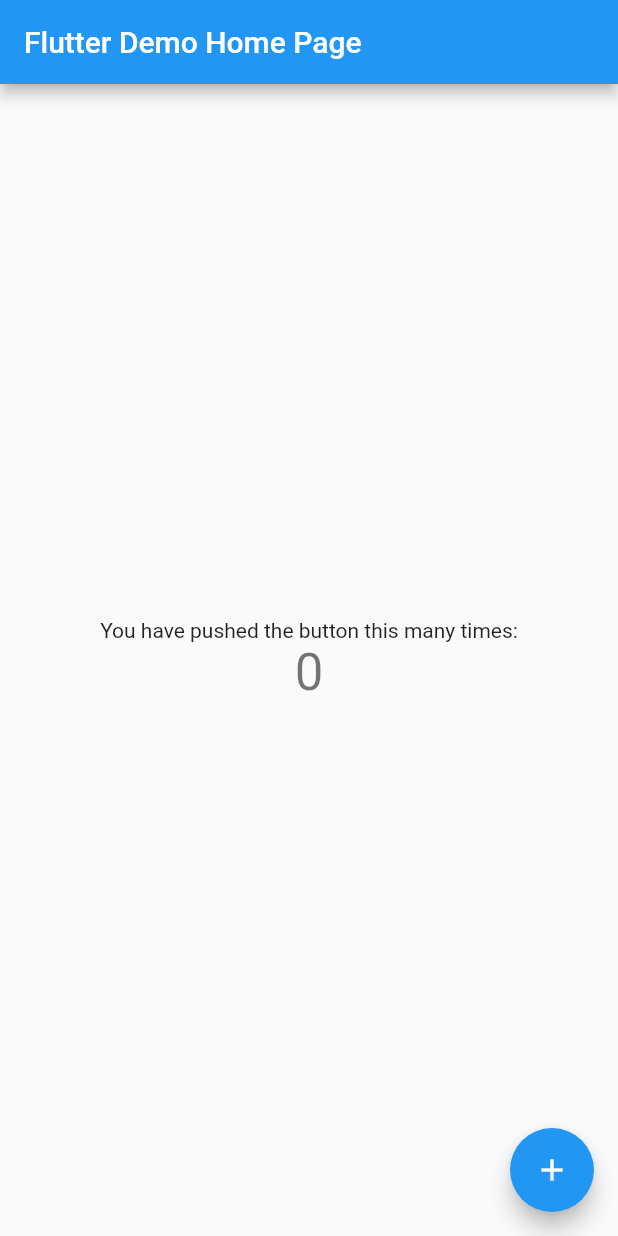
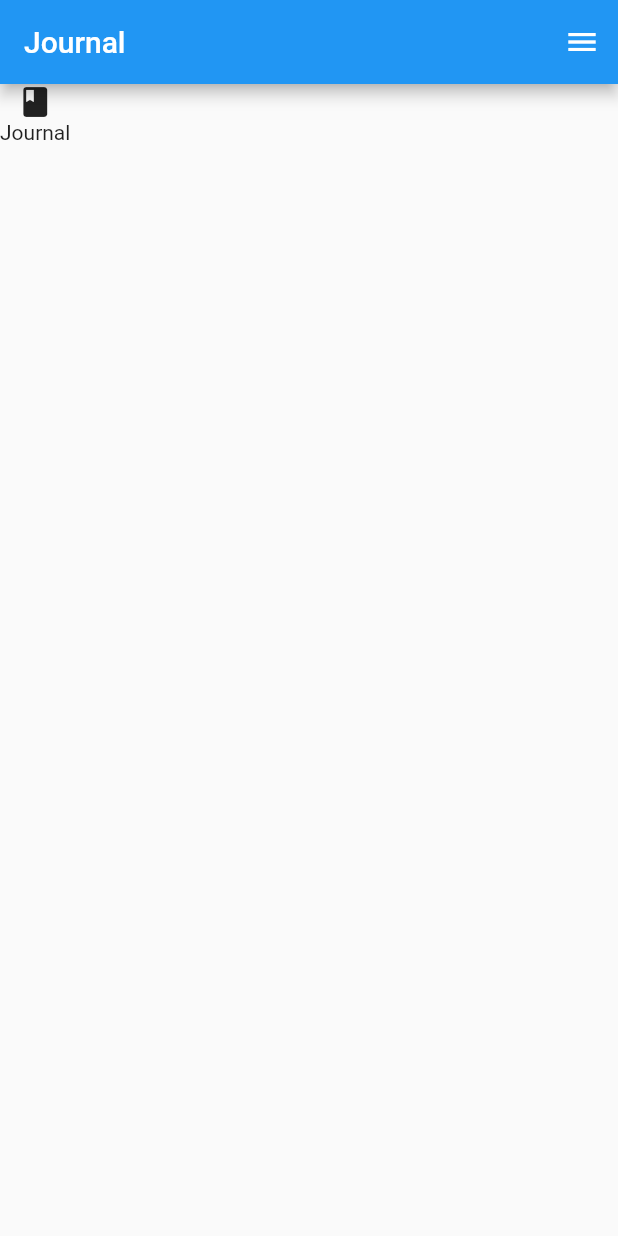
Before and after one commit to anderja8/flutterJournal, a Flutter app: the screen it shows after launch, on a phone screen of 412 x 824 dp. Run offline on Flutter 3.47's test engine with Material 2 defaults, Android fonts, the phone set to English and light mode, and no system bars; our stand-ins replace shared_preferences; statements that could not run were skipped.

Commit message:
My first crack at a rough outline. The emulator won' t even start :(

```diff
--- /dev/null
+++ b/lib/App.dart
@@ -0,0 +1,40 @@
+import 'package:flutter/material.dart';
+import 'package:shared_preferences/shared_preferences.dart';
+import 'EntriesScreen.dart';
+import 'WelcomeScreen.dart';
+
+class App extends StatefulWidget {
+  static const THEME_KEY = 'isDarkTheme';
+  static final routes = {
+    EntriesScreen.routeName: (context) => EntriesScreen(),
+    WelcomeScreen.routeName: (context) => WelcomeScreen(),
+  };
+  final SharedPreferences preferences;
+
+  App({Key key, @required this.preferences}) : super(key: key);
+
+  bool get isDarkMode => preferences.getBool(THEME_KEY) ?? false;
+
+  @override
+  _AppState createState() => _AppState();
+}
+
+class _AppState extends State<App> {
+  ThemeData appTheme;
+
+  void initState() {
+    super.initState();
+    widget.preferences.getBool(App.THEME_KEY)
+        ? appTheme = ThemeData.dark()
+        : appTheme = ThemeData.light();
+  }
+
+  @override
+  Widget build(BuildContext context) {
+    return MaterialApp(
+        title: 'Journal',
+        theme: appTheme,
+        routes: App.routes,
+        home: WelcomeScreen());
+  }
+}
--- /dev/null
+++ b/lib/WelcomeScreen.dart
@@ -0,0 +1,14 @@
+import 'package:flutter/material.dart';
+import 'ThemeSelectorDrawer.dart';
+
+class WelcomeScreen extends StatelessWidget {
+  static String routeName = 'welcome';
+
+  @override
+  Widget build(BuildContext context) {
+    return Scaffold(
+        appBar: AppBar(title: const Text('Journal')),
+        endDrawer: ThemeSelectorDrawer(),
+        body: Column(children: [Icon(Icons.book), Text('Journal')]));
+  }
+}
--- a/lib/main.dart
+++ b/lib/main.dart
@@ -1,117 +1,7 @@
 import 'package:flutter/material.dart';
+import 'package:shared_preferences/shared_preferences.dart';
+import 'App.dart';
 
-void main() {
-  runApp(MyApp());
+void main() async {
+  runApp(App(preferences: await SharedPreferences.getInstance()));
 }
-
-class MyApp extends StatelessWidget {
-  // This widget is the root of your application.
-  @override
-  Widget build(BuildContext context) {
-    return MaterialApp(
-      title: 'Flutter Demo',
-      theme: ThemeData(
-        // This is the theme of your application.
-        //
-        // Try running your application with "flutter run". You'll see the
-        // application has a blue toolbar. Then, without quitting the app, try
-        // changing the primarySwatch below to Colors.green and then invoke
-        // "hot reload" (press "r" in the console where you ran "flutter run",
-        // or simply save your changes to "hot reload" in a Flutter IDE).
-        // Notice that the counter didn't reset back to zero; the application
-        // is not restarted.
-        primarySwatch: Colors.blue,
-        // This makes the visual density adapt to the platform that you run
-        // the app on. For desktop platforms, the controls will be smaller and
-        // closer together (more dense) than on mobile platforms.
-        visualDensity: VisualDensity.adaptivePlatformDensity,
-      ),
-      home: MyHomePage(title: 'Flutter Demo Home Page'),
-    );
-  }
-}
-
-class MyHomePage extends StatefulWidget {
-  MyHomePage({Key key, this.title}) : super(key: key);
-
-  // This widget is the home page of your application. It is stateful, meaning
-  // that it has a State object (defined below) that contains fields that affect
-  // how it looks.
-
-  // This class is the configuration for the state. It holds the values (in this
-  // case the title) provided by the parent (in this case the App widget) and
-  // used by the build method of the State. Fields in a Widget subclass are
-  // always marked "final".
-
-  final String title;
-
-  @override
-  _MyHomePageState createState() => _MyHomePageState();
-}
-
-class _MyHomePageState extends State<MyHomePage> {
-  int _counter = 0;
-
-  void _incrementCounter() {
-    setState(() {
-      // This call to setState tells the Flutter framework that something has
-      // changed in this State, which causes it to rerun the build method below
-      // so that the display can reflect the updated values. If we changed
-      // _counter without calling setState(), then the build method would not be
-      // called again, and so nothing would appear to happen.
-      _counter++;
-    });
-  }
-
-  @override
-  Widget build(BuildContext context) {
-    // This method is rerun every time setState is called, for instance as done
-    // by the _incrementCounter method above.
-    //
-    // The Flutter framework has been optimized to make rerunning build methods
-    // fast, so that you can just rebuild anything that needs updating rather
-    // than having to individually change instances of widgets.
-    return Scaffold(
-      appBar: AppBar(
-        // Here we take the value from the MyHomePage object that was created by
-        // the App.build method, and use it to set our appbar title.
-        title: Text(widget.title),
-      ),
-      body: Center(
-        // Center is a layout widget. It takes a single child and positions it
-        // in the middle of the parent.
-        child: Column(
-          // Column is also a layout widget. It takes a list of children and
-          // arranges them vertically. By default, it sizes itself to fit its
-          // children horizontally, and tries to be as tall as its parent.
-          //
-          // Invoke "debug painting" (press "p" in the console, choose the
-          // "Toggle Debug Paint" action from the Flutter Inspector in Android
-          // Studio, or the "Toggle Debug Paint" command in Visual Studio Code)
-          // to see the wireframe for each widget.
-          //
-          // Column has various properties to control how it sizes itself and
-          // how it positions its children. Here we use mainAxisAlignment to
-          // center the children vertically; the main axis here is the vertical
-          // axis because Columns are vertical (the cross axis would be
-          // horizontal).
-          mainAxisAlignment: MainAxisAlignment.center,
-          children: <Widget>[
-            Text(
-              'You have pushed the button this many times:',
-            ),
-            Text(
-              '$_counter',
-              style: Theme.of(context).textTheme.headline4,
-            ),
-          ],
-        ),
-      ),
-      floatingActionButton: FloatingActionButton(
-        onPressed: _incrementCounter,
-        tooltip: 'Increment',
-        child: Icon(Icons.add),
-      ), // This trailing comma makes auto-formatting nicer for build methods.
-    );
-  }
-}
```
Also changed, not shown: lib/EntriesScreen.dart (added, +34 -0 lines), lib/ThemeSelectorDrawer.dart (added, +40 -0 lines), lib/models/JournalEntry.dart (added, +7 -0 lines), pubspec.yaml (+2 -17 lines), pubspec.lock, 1 other file.
